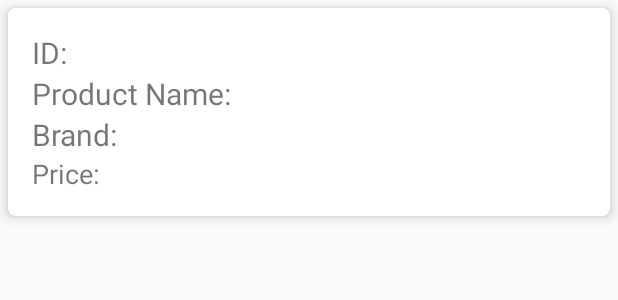
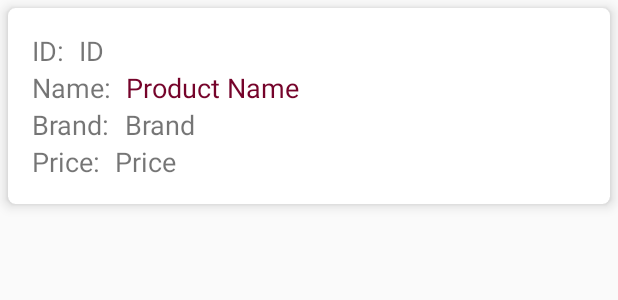
Before and after one commit to itsaling/ManeChoice, an Android app: the layout productview_item.xml on its own in the app's theme, with its tools: preview values and no code run, on a phone screen of 412 x 824 dp. Shown: the top 300 px of the screen. Run offline under Robolectric (Android 15) with nearby library versions, the phone set to English and light mode, and no system bars.

Commit message:
final design change

```diff
--- a/app/src/main/res/layout/productview_item.xml
+++ b/app/src/main/res/layout/productview_item.xml
@@ -14,34 +14,71 @@
             android:orientation="vertical"
             android:padding="16dp"
             android:layout_width="match_parent"
-            android:layout_height="wrap_content">
-        <TextView
-                android:text="ID: "
-                android:textSize="20dp"
-                android:layout_weight="1"
+            android:layout_height="match_parent">
+        <LinearLayout
+                android:orientation="horizontal"
                 android:layout_width="match_parent"
-                android:layout_height="wrap_content"
-                android:id="@+id/productIdTv"/>
-        <TextView
-                android:text="Product Name: "
-                android:textSize="20dp"
-                android:layout_weight="1"
+                android:layout_height="match_parent">
+            <TextView
+                    android:text="ID:"
+                    android:textSize="18dp"
+                    android:layout_width="wrap_content"
+                    android:layout_height="wrap_content" android:id="@+id/textView24" />
+            <TextView
+                    android:text="ID"
+                    android:textSize="18dp"
+                    android:paddingLeft="10dp"
+                    android:layout_width="wrap_content"
+                    android:layout_height="wrap_content" android:id="@+id/productIdTv" android:layout_weight="1"/>
+        </LinearLayout>
+        <LinearLayout
+                android:orientation="horizontal"
                 android:layout_width="match_parent"
-                android:layout_height="wrap_content"
-                android:id="@+id/productNameTv"/>
-        <TextView
-                android:text="Brand: "
-                android:textSize="20dp"
-                android:layout_weight="1"
+                android:layout_height="match_parent">
+            <TextView
+                    android:text="Name:"
+                    android:textSize="18dp"
+                    android:layout_width="wrap_content"
+                    android:layout_height="wrap_content" />
+            <TextView
+                    android:text="Product Name"
+                    android:textColor="@color/colorPrimaryDark"
+                    android:paddingLeft="10dp"
+                    android:textSize="18dp"
+                    android:layout_width="wrap_content"
+                    android:layout_height="wrap_content" android:id="@+id/productNameTv" android:layout_weight="1"/>
+        </LinearLayout>
+        <LinearLayout
+                android:orientation="horizontal"
                 android:layout_width="match_parent"
-                android:layout_height="wrap_content"
-                android:id="@+id/productBrandTv"/>
-        <TextView
-                android:text="Price:"
-                android:layout_weight="1"
+                android:layout_height="match_parent">
+            <TextView
+                    android:text="Brand:"
+                    android:textSize="18dp"
+                    android:layout_width="wrap_content"
+                    android:layout_height="wrap_content" />
+            <TextView
+                    android:text="Brand"
+                    android:textSize="18dp"
+                    android:paddingLeft="10dp"
+                    android:layout_width="wrap_content"
+                    android:layout_height="wrap_content" android:id="@+id/productBrandTv" android:layout_weight="1"/>
+        </LinearLayout>
+        <LinearLayout
+                android:orientation="horizontal"
                 android:layout_width="match_parent"
-                android:layout_height="wrap_content"
-                android:textSize="18dp"
-                android:id="@+id/productPriceTv"/>
+                android:layout_height="match_parent">
+            <TextView
+                    android:text="Price:"
+                    android:textSize="18dp"
+                    android:layout_width="wrap_content"
+                    android:layout_height="wrap_content" android:id="@+id/textView26" />
+            <TextView
+                    android:text="Price"
+                    android:textSize="18dp"
+                    android:paddingLeft="10dp"
+                    android:layout_width="wrap_content"
+                    android:layout_height="wrap_content" android:id="@+id/productPriceTv" android:layout_weight="1"/>
+        </LinearLayout>
     </LinearLayout>
 </android.support.v7.widget.CardView>
```
